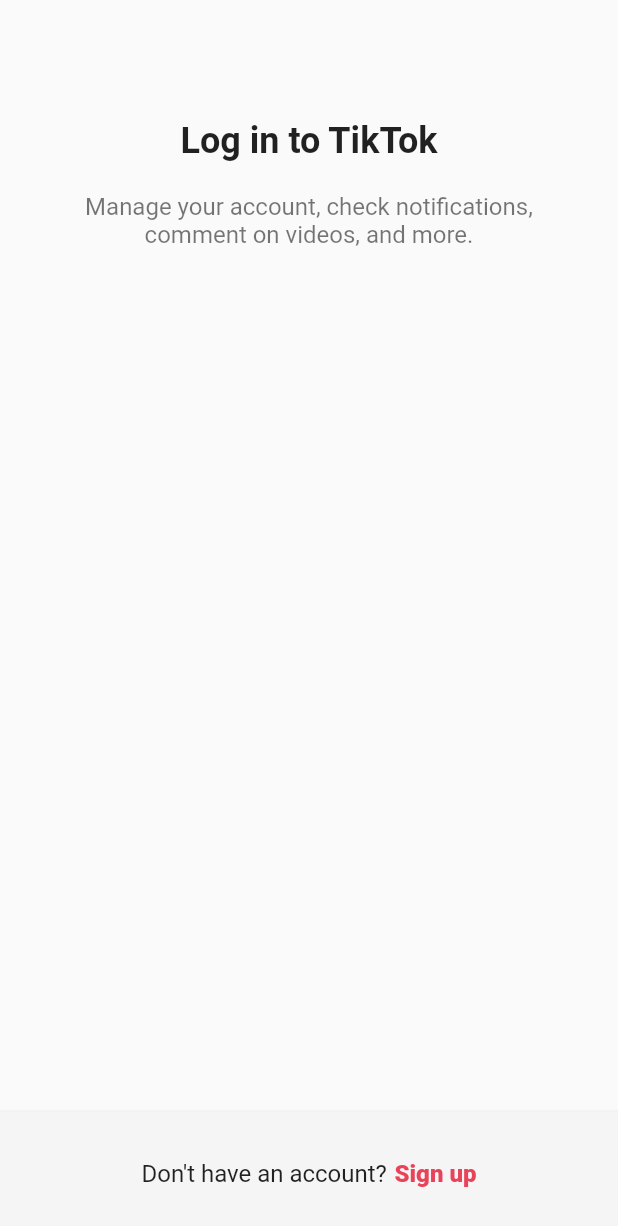
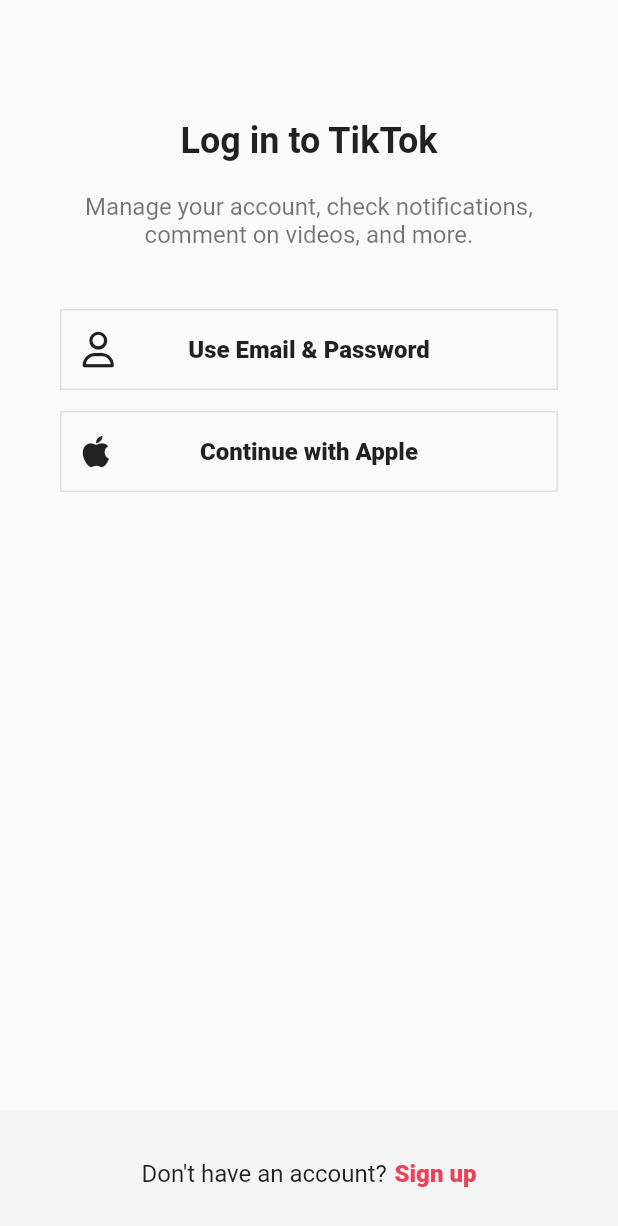
Before and after one commit to kamja44/TicTokClone, a Flutter app: the screen it shows after launch, after a tap on "Log in", on a phone screen of 412 x 824 dp. Shown: the top 1226 px of the screen. Run offline on Flutter 3.47's test engine with Material 2 defaults, Android fonts, the phone set to English and light mode, and no system bars; our stand-ins replace font_awesome_flutter.

Commit message:
AuthButton
FontAwesome

```diff
--- a/lib/features/authentication/login_screen.dart
+++ b/lib/features/authentication/login_screen.dart
@@ -1,6 +1,8 @@
 import 'package:flutter/material.dart';
+import 'package:font_awesome_flutter/font_awesome_flutter.dart';
 import 'package:tiktok_clone/constants/gaps.dart';
 import 'package:tiktok_clone/constants/sizes.dart';
+import 'package:tiktok_clone/features/authentication/widgets/auth_button.dart';
 
 class LoginScreen extends StatelessWidget {
   const LoginScreen({super.key});
@@ -33,6 +35,16 @@ class LoginScreen extends StatelessWidget {
                   color: Colors.black54,
                 ),
                 textAlign: TextAlign.center,
+              ),
+              Gaps.v40,
+              AuthButton(
+                text: "Use Email & Password",
+                icon: FaIcon(FontAwesomeIcons.user),
+              ),
+              Gaps.v14,
+              AuthButton(
+                text: "Continue with Apple",
+                icon: FaIcon(FontAwesomeIcons.apple),
               ),
             ],
           ),
--- a/lib/features/authentication/sign_up_screen.dart
+++ b/lib/features/authentication/sign_up_screen.dart
@@ -1,4 +1,5 @@
 import 'package:flutter/material.dart';
+import 'package:font_awesome_flutter/font_awesome_flutter.dart';
 import 'package:tiktok_clone/constants/gaps.dart';
 import 'package:tiktok_clone/constants/sizes.dart';
 import 'package:tiktok_clone/features/authentication/login_screen.dart';
@@ -41,8 +42,15 @@ class SignUpScreen extends StatelessWidget {
                 textAlign: TextAlign.center,
               ),
               Gaps.v40,
-              AuthButton(text: "Use phone or email"),
-              AuthButton(text: "Continue with Apple"),
+              AuthButton(
+                text: "Use Email & Password",
+                icon: FaIcon(FontAwesomeIcons.user),
+              ),
+              Gaps.v14,
+              AuthButton(
+                text: "Continue with Apple",
+                icon: FaIcon(FontAwesomeIcons.apple),
+              ),
             ],
           ),
         ),
--- a/lib/features/authentication/widgets/auth_button.dart
+++ b/lib/features/authentication/widgets/auth_button.dart
@@ -1,12 +1,15 @@
 import 'package:flutter/material.dart';
+import 'package:font_awesome_flutter/font_awesome_flutter.dart';
 import 'package:tiktok_clone/constants/sizes.dart';
 
 class AuthButton extends StatelessWidget {
   final String text;
+  final FaIcon icon;
 
   const AuthButton({
     super.key,
     required this.text,
+    required this.icon,
   });
 
   @override
@@ -14,18 +17,27 @@ class AuthButton extends StatelessWidget {
     return FractionallySizedBox(
       widthFactor: 1,
       child: Container(
-        padding: const EdgeInsets.symmetric(vertical: Sizes.size14),
+        padding: const EdgeInsets.all(Sizes.size14),
         decoration: BoxDecoration(
           border: Border.all(
             color: Colors.grey.shade300,
             width: Sizes.size1,
           ),
         ),
-        child: Text(
-          text,
-          style: const TextStyle(
-              fontSize: Sizes.size16, fontWeight: FontWeight.w800),
-          textAlign: TextAlign.center,
+        child: Stack(
+          alignment: Alignment.center,
+          children: [
+            Align(
+              alignment: Alignment.centerLeft,
+              child: icon,
+            ),
+            Text(
+              text,
+              style: const TextStyle(
+                  fontSize: Sizes.size16, fontWeight: FontWeight.w800),
+              textAlign: TextAlign.center,
+            ),
+          ],
         ),
       ),
     );
```
Also changed, not shown: pubspec.yaml (+3 -4 lines), pubspec.lock, 1 other file.
